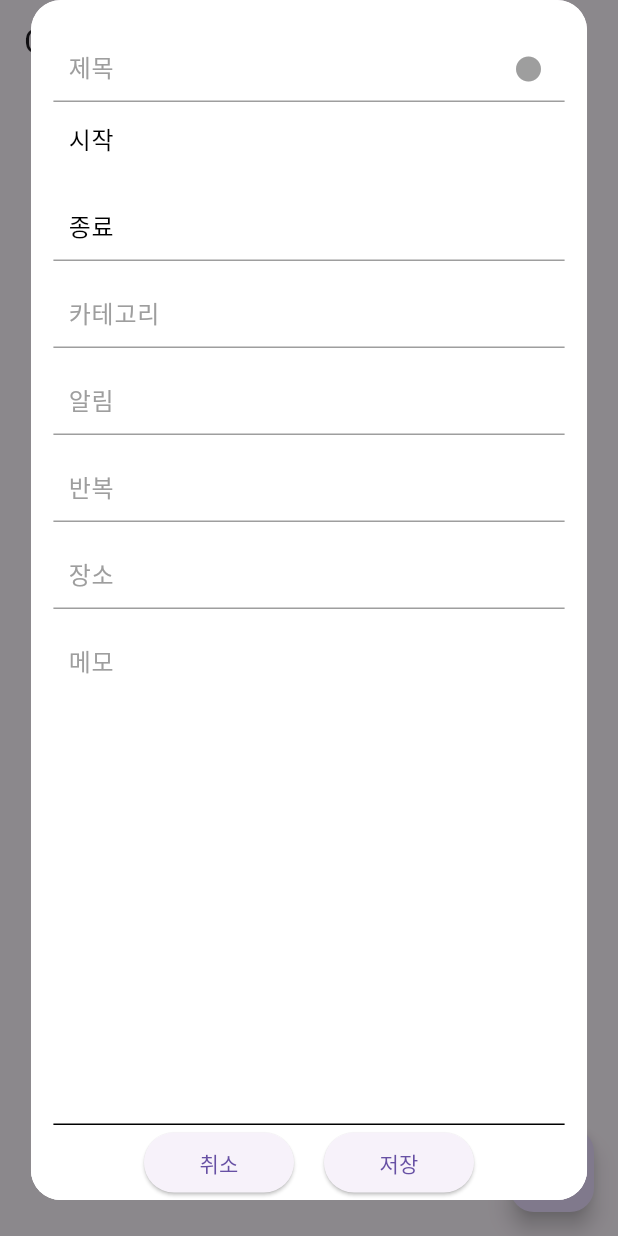
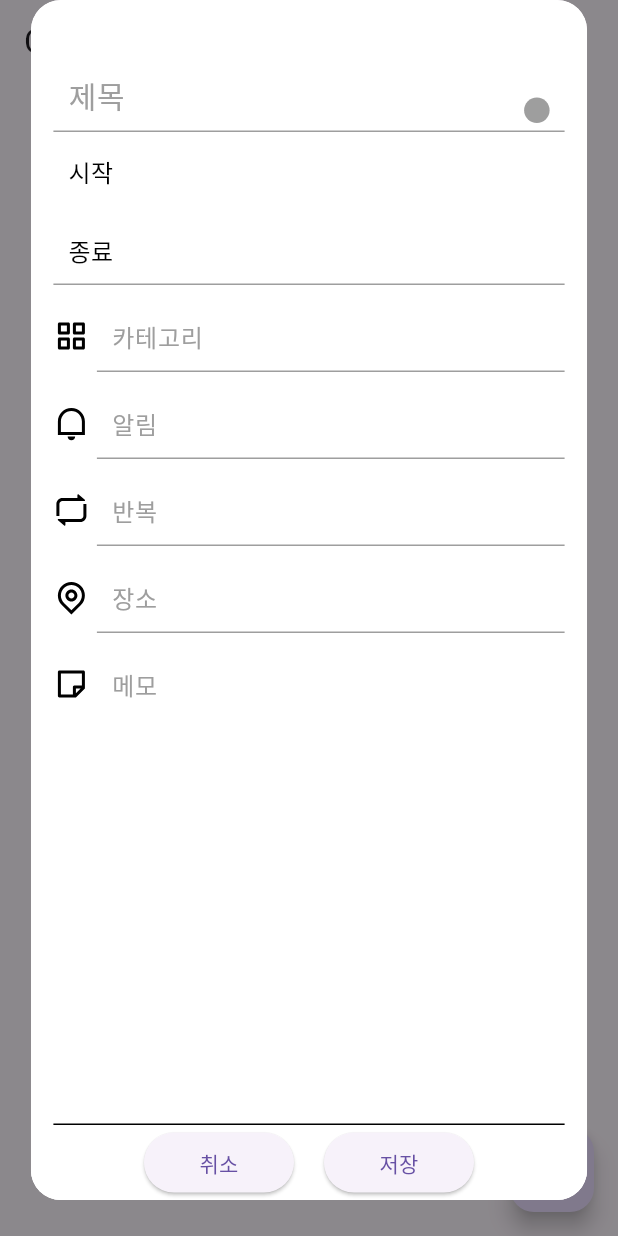
Before and after one commit to Bogamie/Group_Project, a Flutter app: the screen it shows after launch, after a tap on the "add" icon, on a phone screen of 412 x 824 dp. Run offline on Flutter 3.47's test engine with Material 3 defaults, Android fonts, the phone set to English and light mode, and no system bars; our stand-ins replace flutter_svg.

Commit message:
Feat: Insert svg icon
Inserted a new SVG icon

```diff
--- a/lib/main.dart
+++ b/lib/main.dart
@@ -1,4 +1,5 @@
 import 'package:flutter/material.dart';
+import 'package:flutter_svg/flutter_svg.dart';
 
 void main() {
   runApp(MyApp());
@@ -53,13 +54,13 @@ class HomeScreen extends StatelessWidget {
                                 child: Column(
                                   mainAxisSize: MainAxisSize.min,
                                   children: [
-                                    SizedBox(height: 20.0), // 제목과 상단의 간격
+                                    SizedBox(height: 40.0), // 제목과 상단의 간격을 아래로 내림
                                     Stack(
                                       children: [
                                         TextField(
                                           decoration: InputDecoration(
                                             hintText: '제목',
-                                            hintStyle: TextStyle(color: Colors.grey),
+                                            hintStyle: TextStyle(color: Colors.grey, fontSize: 20.0), // 제목 텍스트 크기 변경
                                             contentPadding: EdgeInsets.only(left: 10.0), // 오른쪽으로 이동
                                             enabledBorder: UnderlineInputBorder(
                                               borderSide: BorderSide(color: Colors.grey),
@@ -70,35 +71,67 @@ class HomeScreen extends StatelessWidget {
                                           ),
                                         ),
                                         Positioned(
-                                          right: 0,
-                                          bottom: -2, // 버튼의 위치를 약간 아래로 내림
-                                          child: IconButton(
-                                            icon: Icon(
-                                              Icons.circle,
-                                              color: Colors.grey,
-                                              size: 20,
-                                            ),
-                                            onPressed: () {
+                                          right: 10, // 왼쪽으로 약간 이동
+                                          top: 25, // 버튼의 위치를 약간 아래로 내림
+                                          child: GestureDetector(
+                                            onTap: () {
                                               // 나중에 색상 선택 오버레이 구현
                                             },
+                                            child: Container(
+                                              width: 17,
+                                              height: 17,
+                                              decoration: BoxDecoration(
+                                                shape: BoxShape.circle,
+                                                color: Colors.grey, // 기본 색상 설정
+                                              ),
+                                            ),
                                           ),
                                         ),
                                       ],
                                     ),
-                                    TextField(
-                                      decoration: InputDecoration(
-                                        hintText: '시작',
-                                        hintStyle: TextStyle(color: Colors.black),
-                                        contentPadding: EdgeInsets.only(left: 10.0), // 오른쪽으로 이동
-                                        enabledBorder: InputBorder.none,
-                                        focusedBorder: InputBorder.none,
+                                    SizedBox(height: 5), // 제목과 시작 사이의 간격 조정
+                                    Container(
+                                      alignment: Alignment.centerLeft, // 왼쪽 정렬
+                                      padding: EdgeInsets.only(left: 10.0, top: 10.0, bottom: 10.0), // 패딩 조정
+                                      child: Text(
+                                        '시작',
+                                        style: TextStyle(fontSize: 16.0, color: Colors.black), // 시작 텍스트 크기 변경
+                                      ),
+                                    ),
+                                    SizedBox(height: 10), // 시작과 종료 사이의 간격을 줄임
+                                    Container(
+                                      padding: EdgeInsets.only(left: 10.0, right: 5.0, top: 10.0, bottom: 10.0), // 패딩 조정
+                                      decoration: BoxDecoration(
+                                        border: Border(
+                                          bottom: BorderSide(color: Colors.grey), // 언더라인 추가
+                                        ),
+                                      ),
+                                      child: Row(
+                                        children: [
+                                          Expanded(
+                                            child: Text(
+                                              '종료',
+                                              style: TextStyle(fontSize: 16.0, color: Colors.black), // 종료 텍스트 크기 변경
+                                            ),
+                                          ),
+                                        ],
                                       ),
                                     ),
                                     SizedBox(height: 10), // 요소 간의 간격
-                                    TextField(
+                                    Row(
+                                      children: [
+                                        SvgPicture.asset(
+                                          'assets/icons/category.svg', // SVG 파일 경로
+                                          color: Colors.black, // 아이콘 색상을 검은색으로 설정
+                                          width: 24,
+                                          height: 24,
+                                        ),
+                                        SizedBox(width: 5), // 간격을 줄임
+                                        Expanded(
+                                          child: TextField(
                                             decoration: InputDecoration(
-                                        hintText: '종료',
-                                        hintStyle: TextStyle(color: Colors.black),
+                                              hintText: '카테고리',
+                                              hintStyle: TextStyle(color: Colors.grey, fontSize: 16.0), // 텍스트 크기 변경
                                               contentPadding: EdgeInsets.only(left: 10.0), // 오른쪽으로 이동
                                               enabledBorder: UnderlineInputBorder(
                                                 borderSide: BorderSide(color: Colors.grey),
@@ -108,11 +141,24 @@ class HomeScreen extends StatelessWidget {
                                               ),
                                             ),
                                           ),
+                                        ),
+                                      ],
+                                    ),
                                     SizedBox(height: 10), // 요소 간의 간격
-                                    TextField(
+                                    Row(
+                                      children: [
+                                        SvgPicture.asset(
+                                          'assets/icons/alarm.svg', // SVG 파일 경로
+                                          color: Colors.black, // 아이콘 색상을 검은색으로 설정
+                                          width: 24,
+                                          height: 24,
+                                        ),
+                                        SizedBox(width: 5), // 간격을 줄임
+                                        Expanded(
+                                          child: TextField(
                                             decoration: InputDecoration(
-                                        hintText: '카테고리',
-                                        hintStyle: TextStyle(color: Colors.grey),
+                                              hintText: '알림',
+                                              hintStyle: TextStyle(color: Colors.grey, fontSize: 16.0), // 텍스트 크기 변경
                                               contentPadding: EdgeInsets.only(left: 10.0), // 오른쪽으로 이동
                                               enabledBorder: UnderlineInputBorder(
                                                 borderSide: BorderSide(color: Colors.grey),
@@ -122,11 +168,24 @@ class HomeScreen extends StatelessWidget {
                                               ),
                                             ),
                                           ),
+                                        ),
+                                      ],
+                                    ),
                                     SizedBox(height: 10), // 요소 간의 간격
-                                    TextField(
+                                    Row(
+                                      children: [
+                                        SvgPicture.asset(
+                                          'assets/icons/repeat.svg', // SVG 파일 경로
+                                          color: Colors.black, // 아이콘 색상을 검은색으로 설정
+                                          width: 24,
+                                          height: 24,
+                                        ),
+                                        SizedBox(width: 5), // 간격을 줄임
+                                        Expanded(
+                                          child: TextField(
                                             decoration: InputDecoration(
-                                        hintText: '알림',
-                                        hintStyle: TextStyle(color: Colors.grey),
+                                              hintText: '반복',
+                                              hintStyle: TextStyle(color: Colors.grey, fontSize: 16.0), // 텍스트 크기 변경
                                               contentPadding: EdgeInsets.only(left: 10.0), // 오른쪽으로 이동
                                               enabledBorder: UnderlineInputBorder(
                                                 borderSide: BorderSide(color: Colors.grey),
@@ -136,11 +195,24 @@ class HomeScreen extends StatelessWidget {
                                               ),
                                             ),
                                           ),
+                                        ),
+                                      ],
+                                    ),
                                     SizedBox(height: 10), // 요소 간의 간격
-                                    TextField(
+                                    Row(
+                                      children: [
+                                        SvgPicture.asset(
+                                          'assets/icons/place.svg', // SVG 파일 경로
+                                          color: Colors.black, // 아이콘 색상을 검은색으로 설정
+                                          width: 24,
+                                          height: 24,
+                                        ),
+                                        SizedBox(width: 5), // 간격을 줄임
+                                        Expanded(
+                                          child: TextField(
                                             decoration: InputDecoration(
-                                        hintText: '반복',
-                                        hintStyle: TextStyle(color: Colors.grey),
+                                              hintText: '장소',
+                                              hintStyle: TextStyle(color: Colors.grey, fontSize: 16.0), // 텍스트 크기 변경
                                               contentPadding: EdgeInsets.only(left: 10.0), // 오른쪽으로 이동
                                               enabledBorder: UnderlineInputBorder(
                                                 borderSide: BorderSide(color: Colors.grey),
@@ -150,29 +222,31 @@ class HomeScreen extends StatelessWidget {
                                               ),
                                             ),
                                           ),
-                                    SizedBox(height: 10), // 요소 간의 간격
-                                    TextField(
-                                      decoration: InputDecoration(
-                                        hintText: '장소',
-                                        hintStyle: TextStyle(color: Colors.grey),
-                                        contentPadding: EdgeInsets.only(left: 10.0), // 오른쪽으로 이동
-                                        enabledBorder: UnderlineInputBorder(
-                                          borderSide: BorderSide(color: Colors.grey),
                                         ),
-                                        focusedBorder: UnderlineInputBorder(
-                                          borderSide: BorderSide(color: Colors.grey),
-                                        ),
-                                      ),
+                                      ],
                                     ),
                                     SizedBox(height: 10), // 요소 간의 간격
-                                    TextField(
+                                    Row(
+                                      children: [
+                                        SvgPicture.asset(
+                                          'assets/icons/memo.svg', // SVG 파일 경로
+                                          color: Colors.black, // 아이콘 색상을 검은색으로 설정
+                                          width: 24,
+                                          height: 24,
+                                        ),
+                                        SizedBox(width: 5), // 간격을 줄임
+                                        Expanded(
+                                          child: TextField(
                                             decoration: InputDecoration(
                                               hintText: '메모',
-                                        hintStyle: TextStyle(color: Colors.grey),
+                                              hintStyle: TextStyle(color: Colors.grey, fontSize: 16.0), // 텍스트 크기 변경
                                               contentPadding: EdgeInsets.only(left: 10.0), // 오른쪽으로 이동
                                               enabledBorder: InputBorder.none,
                                               focusedBorder: InputBorder.none,
                                             ),
+                                          ),
+                                        ),
+                                      ],
                                     ),
                                     SizedBox(height: 20), // 마지막 요소와 하단 버튼 사이의 간격
                                   ],
@@ -183,7 +257,7 @@ class HomeScreen extends StatelessWidget {
                           Container(
                             color: Colors.black, // 검은색 라인
                             height: 1.0, // 라인의 두께
-                            margin: EdgeInsets.symmetric(horizontal: 15.0), // 언더라인 길이
+                            margin: EdgeInsets.symmetric(horizontal: 15.0), // 스크롤 영역의 언더라인과 같은 길이로 설정
                           ),
                           Container(
                             height: 50.0, // 고정된 영역의 높이 설정
@@ -199,7 +273,7 @@ class HomeScreen extends StatelessWidget {
                                   },
                                   child: Text('취소'),
                                   style: ElevatedButton.styleFrom(
-                                    minimumSize: Size(100, 40), // 버튼 크기
+                                    minimumSize: Size(100, 40), // 버튼 크기 조정
                                   ),
                                 ),
                                 SizedBox(width: 20), // 버튼 사이 여백
@@ -210,7 +284,7 @@ class HomeScreen extends StatelessWidget {
                                   },
                                   child: Text('저장'),
                                   style: ElevatedButton.styleFrom(
-                                    minimumSize: Size(100, 40), // 버튼 크기
+                                    minimumSize: Size(100, 40), // 버튼 크기 조정
                                   ),
                                 ),
                                 Spacer(), // 우측 여백을 위한 Spacer
```
Also changed, not shown: pubspec.yaml (+8 -1 lines), pubspec.lock. Lines whose indentation alone changed are shown as unchanged.
